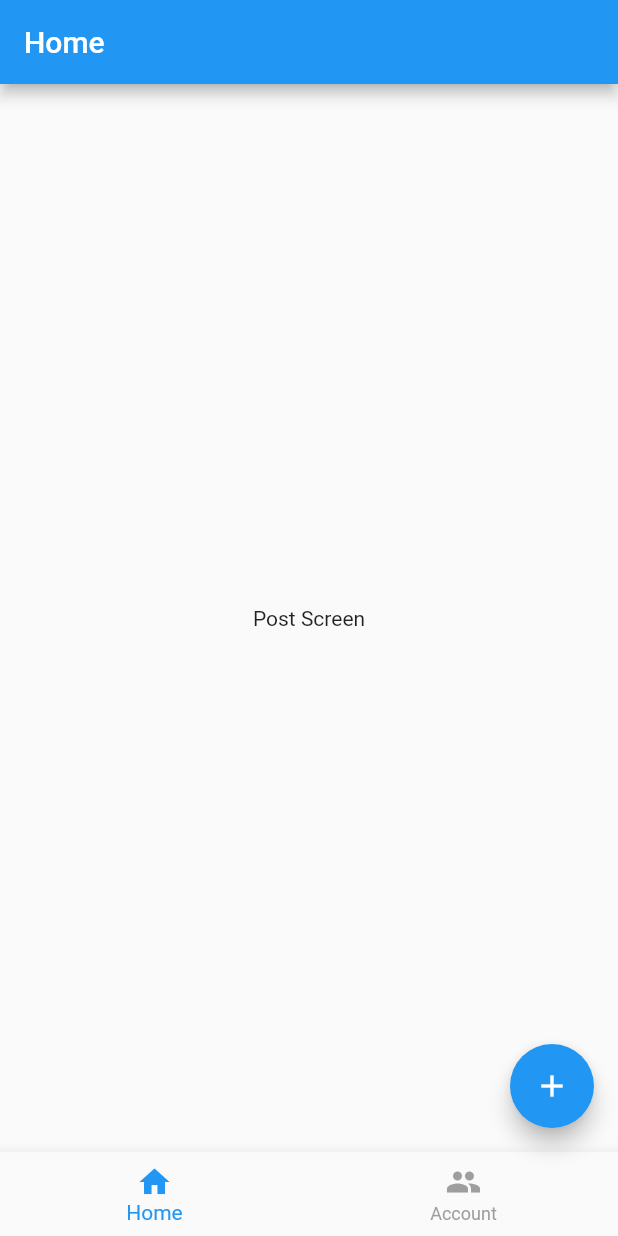
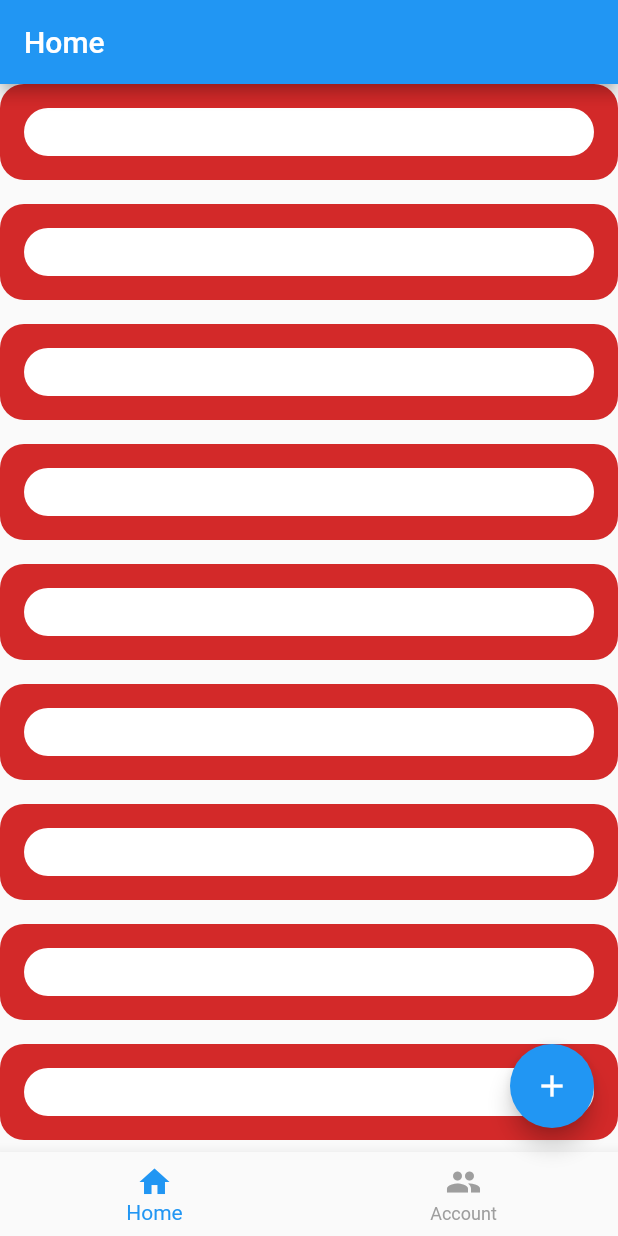
Before and after one commit to 1talent/session_http, a Flutter app: the screen it shows after launch, on a phone screen of 412 x 824 dp. Run offline on Flutter 3.47's test engine with Material 2 defaults, Android fonts, the phone set to English and light mode, and no system bars; our stand-ins replace get; network calls fail.

Commit message:
post bg designing

```diff
--- a/lib/app/presentation/screens/post/post_screen.dart
+++ b/lib/app/presentation/screens/post/post_screen.dart
@@ -1,12 +1,18 @@
 import 'package:flutter/material.dart';
+import 'package:session_http/app/presentation/screens/widgets/post_single_bg.dart';
 
 class PostScreen extends StatelessWidget {
   const PostScreen({Key? key}) : super(key: key);
 
   @override
   Widget build(BuildContext context) {
-    return const Center(
-      child: Text("Post Screen"),
+    return ListView.builder(
+      itemBuilder: (context, index) {
+        return PostSingleBg(
+          customChild: Container(),
+        );
+      },
+      itemCount: 10,
     );
   }
 }
--- /dev/null
+++ b/lib/app/presentation/screens/widgets/post_single_bg.dart
@@ -0,0 +1,26 @@
+import 'package:flutter/material.dart';
+
+class PostSingleBg extends StatelessWidget {
+  final Widget customChild;
+
+  const PostSingleBg({Key? key, required this.customChild}) : super(key: key);
+
+  @override
+  Widget build(BuildContext context) {
+    return Container(
+      width: double.infinity,
+      margin: const EdgeInsets.only(bottom: 16),
+      decoration: BoxDecoration(
+          color: const Color.fromARGB(255, 211, 41, 41),
+          borderRadius: BorderRadius.circular(16)),
+      child: Container(
+        width: double.infinity,
+        padding: const EdgeInsets.symmetric(vertical: 16, horizontal: 14),
+        margin: const EdgeInsets.all(16),
+        decoration: BoxDecoration(
+            color: Colors.white, borderRadius: BorderRadius.circular(16)),
+        child: customChild,
+      ),
+    );
+  }
+}
```
